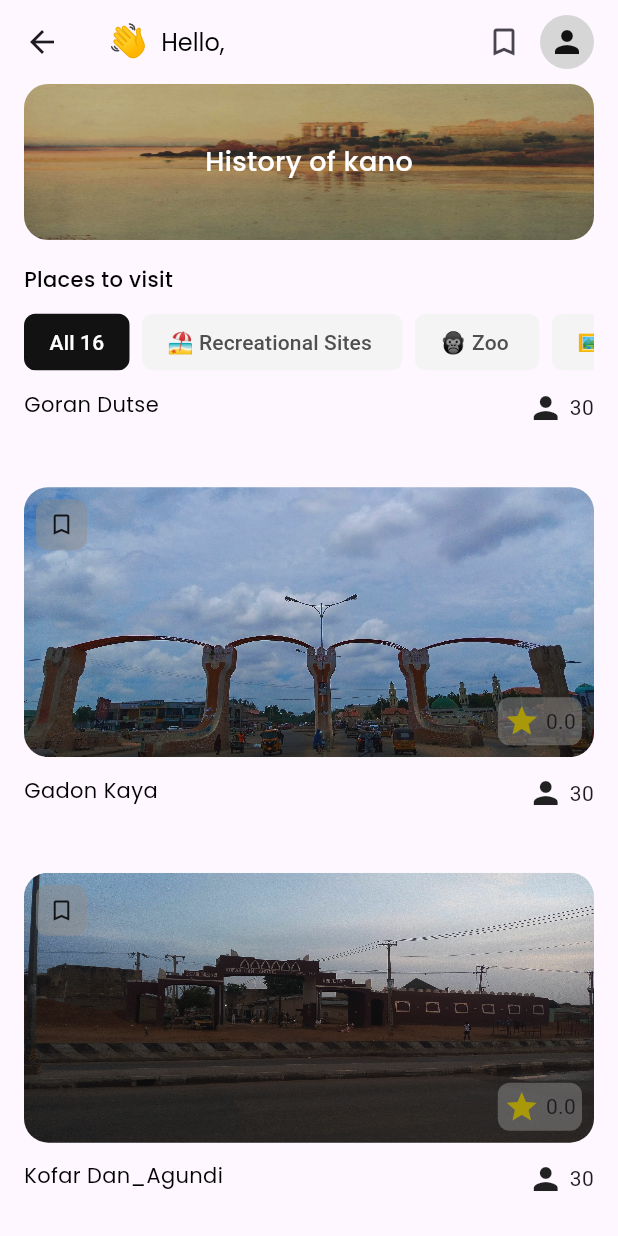
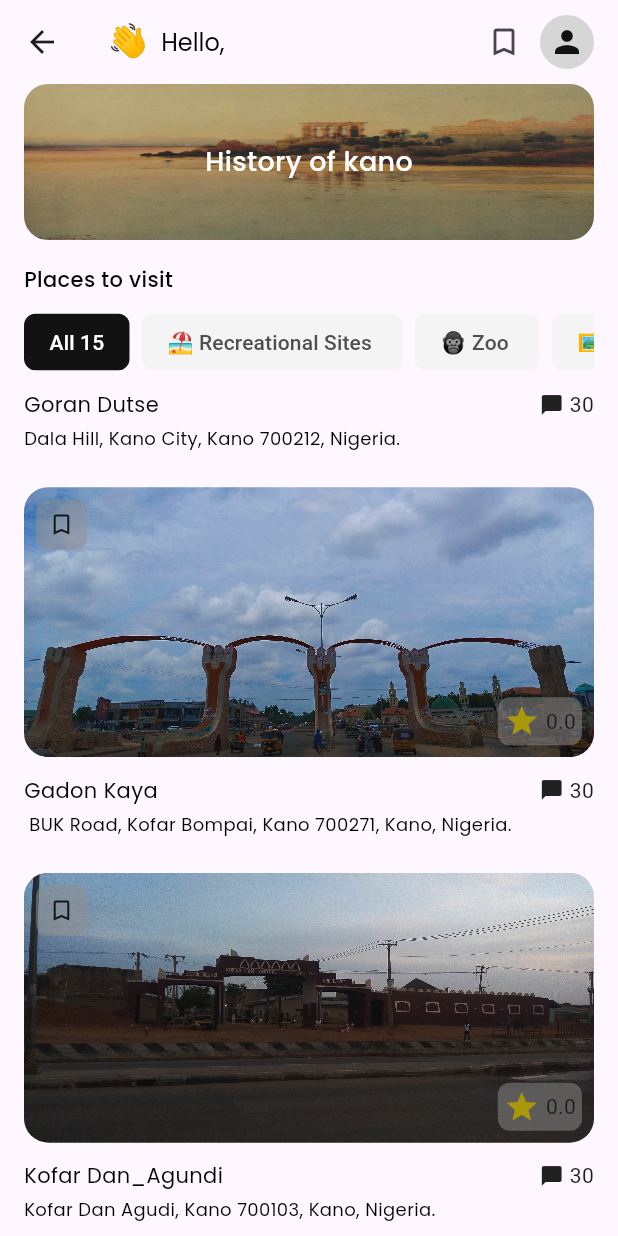
Before and after one commit to mukt-SPEC/kano_city_guide, a Flutter app: the HomePage screen opened directly, scrolled down 1728 dp, on a phone screen of 412 x 824 dp. Run offline on Flutter 3.47's test engine with Material 3 defaults, Android fonts, the phone set to English and light mode, and no system bars; our stand-ins replace cloud_firestore, firebase_auth, firebase_core, flutter_rating_bar, shared_preferences; accounts and stored records are empty.

Commit message:
fixed bugs

```diff
--- a/lib/core/site_list.dart
+++ b/lib/core/site_list.dart
@@ -7,19 +7,20 @@ List<Touristsite> places = [
   Touristsite(
     placeName: 'Emir Palace',
     category: Category.historicalSites,
-    address: '',
+    address: 'Emir\'s Palace Rd, Kano City, Kano 700103, Nigeria',
     placeImages: [
       'Emirs_Palace_Kano.jpg',
       'Palace_of_the_Emir_of_Kano_(Nigeria).jpg'
     ],
-    description: '',
+    description:
+        'Beyond its architectural splendor, the Emir\'s Palace holds immense cultural significance. It serves as a symbol of the Emirate\'s power, tradition, and identity. Exploring its grounds provides insights into the rich tapestry of Kano\'s history and the enduring legacy of its royal lineage.',
     userReview: 10 + Random().nextInt(50),
     rating: 1 + double.parse((Random().nextDouble() * 4).toStringAsFixed(1)),
   ),
   Touristsite(
-    placeName: 'Gidan Makamam',
+    placeName: 'Gidan Makama',
     category: Category.musuem,
-    address: '',
+    address: ' Emir Palace Rd, Wudilawa, Kano 700103, Kano, Nigeria.',
     placeImages: [
       'Gidan_Makama_Museum.jpg',
       'Gidan_Makama_Mesuem-_Kano.jpg',
@@ -29,7 +30,8 @@ List<Touristsite> places = [
       'Gidan_Makama_Top_View.jpg',
       'Gidanmakamamosque.jpg',
     ],
-    description: '',
+    description:
+        'Gidan Makama Museum, a 15th-century palace-turned-museum, offers a captivating journey through Kano\'s history. Explore exhibits showcasing the city\'s statehood, the 19th century, and the Civil War. Discover traditional crafts, musical instruments, and delve into Kano\'s cultural and economic past.',
     userReview: 10 + Random().nextInt(50),
     rating: 1 + double.parse((Random().nextDouble() * 4).toStringAsFixed(1)),
   ),
@@ -45,77 +47,84 @@ List<Touristsite> places = [
   Touristsite(
     placeName: 'Kofar Mata Dye Pit',
     category: Category.historicalSites,
-    address: '',
+    address: '2G2G+79Q, Kofar Mata, Kano 700114, Nigeria',
     placeImages: [
       'Dye_pits_in_the_heart_of_the_sahara.jpg',
       'Dyepit.jpg',
       'Kofar_mata_dye_pit_1.jpg',
       'Kofar_Mata_Dye_Pit_since_1498.jpg'
     ],
-    description: '',
+    description:
+        'Kofar Mata, meaning Women\'s Gate, is a historic district in Kano, Nigeria, famous for its centuries-old indigo dye pits. Established in 1498, these pits are among the oldest and last of their kind in Africa. Local artisans continue to use traditional techniques to create beautiful, deep blue fabrics using locally sourced ingredients. Witnessing the artisans at work, their hands dyed a deep indigo, is a captivating experience. Kofar Mata offers a glimpse into Kano\'s rich history and traditions.',
     userReview: 10 + Random().nextInt(50),
     rating: 1 + double.parse((Random().nextDouble() * 4).toStringAsFixed(1)),
   ),
   Touristsite(
     placeName: 'Kano Central Mosque',
     category: Category.historicalSites,
-    address: '',
+    address: 'XGV9+W2M, Emir Palace Rd, Kano City, Kano 700103, Kano, Nigeria',
     placeImages: [
       'The_Kano_Central_Mosque.jpg',
       'The_Gate_of_Kano_Central_Mosque.jpg',
     ],
-    description: '',
+    description:
+        'The Kano Central Mosque, also known as the Great Mosque of Kano, is a prominent landmark in the city of Kano, Nigeria. It is one of the oldest and most important mosques in the country, dating back to the 15th century. The mosque is known for its distinctive architecture, featuring a tall minaret and a large dome. It is an important place of worship for Muslims in Kano and a popular tourist destination.',
     userReview: 10 + Random().nextInt(50),
     rating: 1 + double.parse((Random().nextDouble() * 4).toStringAsFixed(1)),
   ),
   Touristsite(
     placeName: 'Dawanu Gate',
     category: Category.historicalSites,
-    address: '',
+    address: ' 2F9R+6R6, Kofar Waika Rd, Kofar Walka, Kano 700252, Nigeria.',
     placeImages: ['dawanu_gate_01.jpg', 'dawanu_gate_02.jpg'],
-    description: '',
+    description:
+        'Kofar Dawanau is one of Kano\'s twelve historic city gates, built in the 15th century during the reign of Sarki Abdullahi Burum Burum. This mud-walled gate, featuring a large wooden door, stands as a testament to Kano\'s rich history. Located near the bustling Dawanau market, one of West Africa\'s largest markets, Kofar Dawanau remains a significant landmark and a popular spot for photos.',
     userReview: 10 + Random().nextInt(50),
     rating: 1 + double.parse((Random().nextDouble() * 4).toStringAsFixed(1)),
   ),
   Touristsite(
     placeName: 'Goran Dutse',
     category: Category.historicalSites,
-    address: '',
+    address: 'Dala Hill, Kano City, Kano 700212, Nigeria.',
     placeImages: [
       'Goran_Dutse_Hill_Kano_State_03.jpg',
       'Goron_Dutse_Hill_Kano.jpg'
     ],
-    description: '',
+    description:
+        'Goran Dutse, also known as Dalla Hill, is a prominent landmark in Kano, Nigeria. It is believed to be one of the oldest settlements in the city, and it offers stunning panoramic views of the surrounding area. The hill is known for its historical significance and its association with the legend of Bagauda, the founder of Kano. It is a popular destination for tourists and locals alike.',
     userReview: 10 + Random().nextInt(50),
     rating: 1 + double.parse((Random().nextDouble() * 4).toStringAsFixed(1)),
   ),
   Touristsite(
     placeName: 'Gadon Kaya',
     category: Category.historicalSites,
-    address: '',
+    address: ' BUK Road, Kofar Bompai, Kano 700271, Kano, Nigeria.',
     placeImages: ['Gadon_Ƙaya_Gate_in_Kano_03.jpg'],
-    description: '',
+    description:
+        'Kofar Gadon Kaya is one of Kano\'s twelve historic city gates, serving as a significant landmark and a gateway to the city\'s rich past. Built centuries ago, it stands as a testament to Kano\'s architectural heritage and the ingenuity of its builders. The gate, with its imposing structure and intricate details, offers a glimpse into the city\'s history and the daily life of its people. It\'s a popular spot for photos and a reminder of Kano\'s enduring legacy.',
     userReview: 10 + Random().nextInt(50),
     rating: 1 + double.parse((Random().nextDouble() * 4).toStringAsFixed(1)),
   ),
   Touristsite(
     placeName: 'Kofar Dan_Agundi',
     category: Category.historicalSites,
-    address: '',
+    address: 'Kofar Dan Agudi, Kano 700103, Kano, Nigeria.',
     placeImages: ['Kofar_Dan_Agundi_-_partially_collapsed.jpg'],
-    description: '',
+    description:
+        'Kofar Dan Agundi is one of Kano\'s twelve historic city gates, serving as a significant landmark and a gateway to the city\'s rich past. Built centuries ago, it stands as a testament to Kano\'s architectural heritage and the ingenuity of its builders. The gate, with its imposing structure and intricate details, offers a glimpse into the city\'s history and the daily life of its people. It\'s a popular spot for photos and a reminder of Kano\'s enduring legacy.',
     userReview: 10 + Random().nextInt(50),
     rating: 1 + double.parse((Random().nextDouble() * 4).toStringAsFixed(1)),
   ),
-  Touristsite(
-    placeName: 'Kofar Naisa',
-    category: Category.historicalSites,
-    address: '',
-    placeImages: ['Kofar_Naisa_-_Kano_City_Gate.jpg'],
-    description: '',
-    userReview: 10 + Random().nextInt(50),
-    rating: 1 + double.parse((Random().nextDouble() * 4).toStringAsFixed(1)),
-  ),
+  // Touristsite(
+  //   placeName: 'Kofar Naisa',
+  //   category: Category.historicalSites,
+  //   address: '',
+  //   placeImages: ['Kofar_Naisa_-_Kano_City_Gate.jpg'],
+  //   description:
+  //       'Kofar Na\'isa is one of Kano\'s twelve historic city gates, built during the reign of Muhammadu Rumfa in the 15th century. It served as a vital entrance to the city and played a crucial role in its defense. Today, Kofar Na\'isa stands as a testament to Kano\'s rich history and architectural heritage, offering a glimpse into the city\'s past.',
+  //   userReview: 10 + Random().nextInt(50),
+  //   rating: 1 + double.parse((Random().nextDouble() * 4).toStringAsFixed(1)),
+  // ),
   Touristsite(
     placeName: 'Kofar Nasarawa',
     category: Category.historicalSites,
--- a/lib/screen/details_page.dart
+++ b/lib/screen/details_page.dart
@@ -55,13 +55,14 @@ class _DetailsPageState extends State<DetailsPage> {
                     height: 240,
                     width: double.infinity,
                     decoration: BoxDecoration(
-                      borderRadius: BorderRadius.circular(16),
-                      color: const Color(0xfff2f2f2),
+                      borderRadius: BorderRadius.circular(0),
+                      //color: const Color(0xfff2f2f2),
                     ),
                     child: CarouselView(itemExtent: double.infinity, children: [
                       ...site.placeImages.map((image) {
                         return Container(
                           decoration: BoxDecoration(
+                            borderRadius: BorderRadius.circular(4),
                             image: DecorationImage(
                               opacity: 0.9,
                               fit: BoxFit.fill,
@@ -162,7 +163,7 @@ class _DetailsPageState extends State<DetailsPage> {
                                     );
                                   } else if (snapshot.hasError) {
                                     log(snapshot.error.toString());
-                                    return  const Text('0.0');
+                                    return const Text('0.0');
                                   } else {
                                     return const Text('0.0');
                                   }
--- a/lib/screen/history_list.dart
+++ b/lib/screen/history_list.dart
@@ -20,7 +20,11 @@ class HistoryList extends StatelessWidget {
           padding: EdgeInsets.all(16.0),
           child: Column(
             children: [
-              HistoryWidget('Emir_of_Kano_c.1910.jpg', '1955'),
+              HistoryWidget(
+                'Emir_of_Kano_c.1910.jpg',
+                '1955',
+                height: 240,
+              ),
               SizedBox(
                 height: 12,
               ),
--- a/lib/widget/history.dart
+++ b/lib/widget/history.dart
@@ -6,7 +6,8 @@ import '../core/textstyle.dart';
 class HistoryWidget extends StatelessWidget {
   final String imagePath;
   final String? text;
-  const HistoryWidget(this.imagePath, this.text, {super.key});
+  final double? height;
+  const HistoryWidget(this.imagePath, this.text, {this.height, super.key});
 
   @override
   Widget build(BuildContext context) {
@@ -26,7 +27,7 @@ class HistoryWidget extends StatelessWidget {
         color: const Color(0xFFF1F1F1),
       ),
       width: double.infinity,
-      height: 104,
+      height: height ?? 104,
       child: Center(
         child: Text(
           text!,
--- a/lib/widget/places.dart
+++ b/lib/widget/places.dart
@@ -156,7 +156,10 @@ class Places extends StatelessWidget {
               ),
               Row(
                 children: [
-                  const Icon(Icons.person),
+                  const Icon(
+                    Icons.chat_bubble,
+                    size: 16,
+                  ),
                   const SizedBox(width: 4),
                   Text(
                     places[index].userReview.toString(),
```
